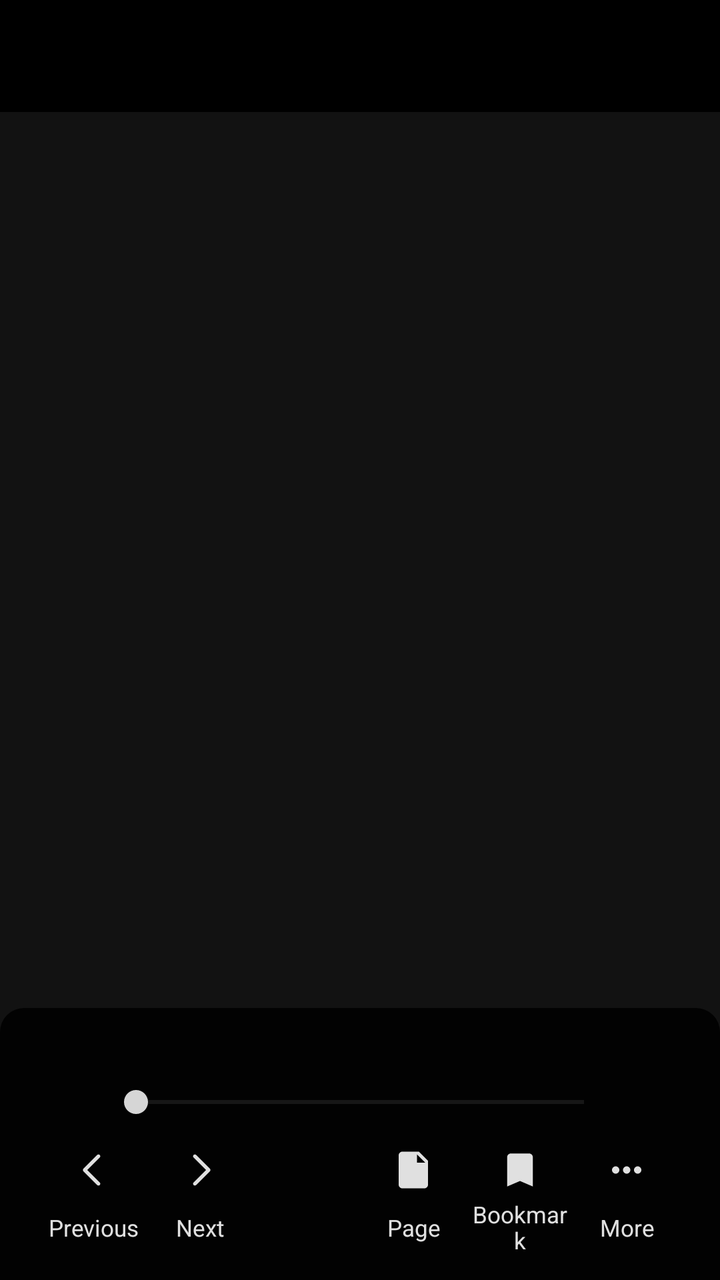
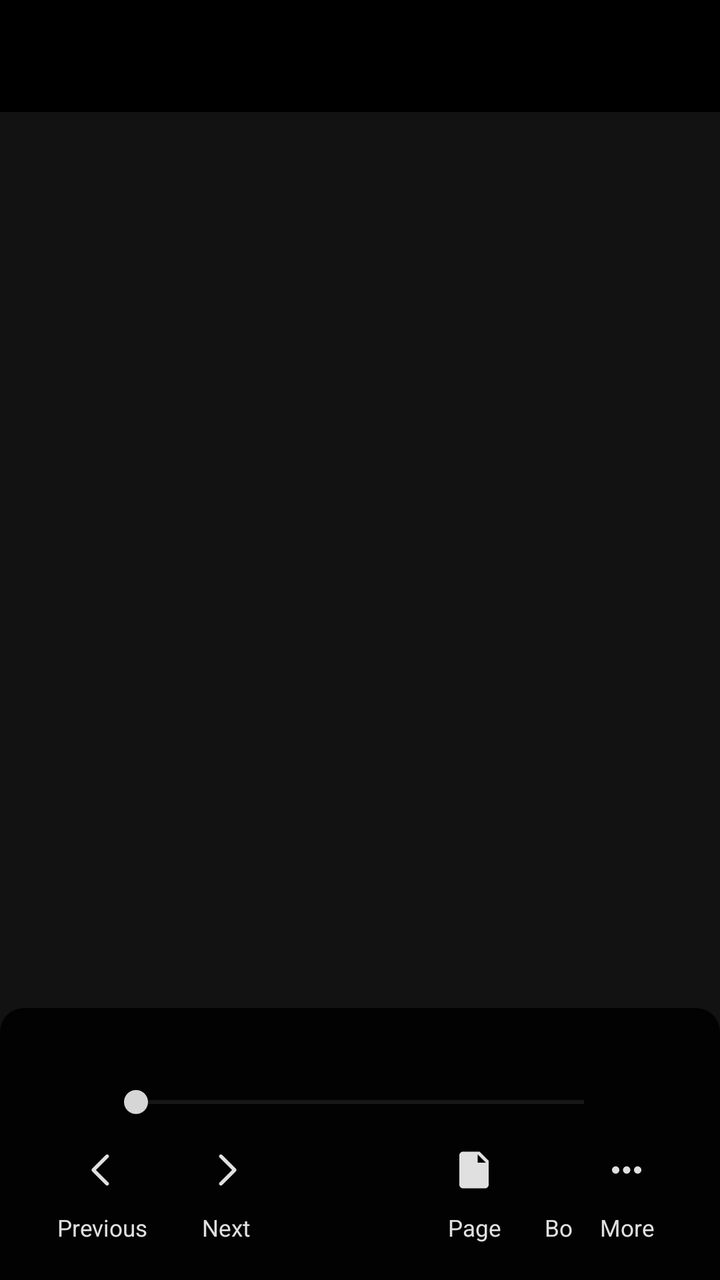

Compare the two renders of this Android layout. The source of the first and the diff that turns it into the second are given below.
<!-- AndroidManifest.xml: application theme Theme.TextViewReader -->
<!-- res/layout/activity_pdf_reader.xml -->
<?xml version="1.0" encoding="utf-8"?>
<FrameLayout xmlns:android="http://schemas.android.com/apk/res/android"
    xmlns:app="http://schemas.android.com/apk/res-auto"
    android:id="@+id/pdf_root"
    android:layout_width="match_parent"
    android:layout_height="match_parent"
    android:background="#121212">

    <LinearLayout
        android:id="@+id/pdf_content_column"
        android:layout_width="match_parent"
        android:layout_height="match_parent"
        android:background="#121212"
        android:orientation="vertical">

    <com.google.android.material.appbar.AppBarLayout
        android:id="@+id/pdf_appbar"
        android:layout_width="match_parent"
        android:layout_height="wrap_content"
        android:background="#000000">

        <androidx.appcompat.widget.Toolbar
            android:id="@+id/toolbar"
            android:layout_width="match_parent"
            android:layout_height="?attr/actionBarSize"
            android:background="#000000"
            app:titleTextColor="#FFFFFFFF" />

        <com.readwide.manager.ui.PageCounterTextView
            android:id="@+id/pdf_top_page_status"
            android:layout_width="match_parent"
            android:layout_height="wrap_content"
            android:background="#121212"
            android:gravity="center"
            android:minHeight="32dp"
            android:paddingTop="0dp"
            android:paddingBottom="0dp"
            android:textColor="#E0E0E0"
            android:textSize="12sp"
            android:textStyle="bold"
            android:visibility="gone" />

    </com.google.android.material.appbar.AppBarLayout>

    <FrameLayout
        android:id="@+id/pdf_viewport"
        android:layout_width="match_parent"
        android:layout_height="0dp"
        android:layout_weight="1"
        android:background="#121212">

        <HorizontalScrollView
            android:id="@+id/pdf_h_scroll"
            android:layout_width="match_parent"
            android:layout_height="match_parent"
            android:fillViewport="true">

            <ScrollView
                android:id="@+id/pdf_v_scroll"
                android:layout_width="wrap_content"
                android:layout_height="match_parent"
                android:fillViewport="true">

                <ImageView
                    android:id="@+id/pdf_page_image"
                    android:layout_width="wrap_content"
                    android:layout_height="wrap_content"
                    android:layout_gravity="center_horizontal"
                    android:adjustViewBounds="true"
                    android:background="#FFFFFFFF"
                    android:contentDescription="@string/pdf_page"
                    android:padding="0dp" />

            </ScrollView>
        </HorizontalScrollView>

        <androidx.recyclerview.widget.RecyclerView
            android:id="@+id/pdf_continuous_list"
            android:layout_width="match_parent"
            android:layout_height="match_parent"
            android:clipToPadding="false"
            android:paddingTop="8dp"
            android:paddingBottom="8dp"
            android:visibility="gone" />

        <ProgressBar
            android:id="@+id/pdf_progress"
            android:layout_width="48dp"
            android:layout_height="48dp"
            android:layout_gravity="center"
            android:background="@android:color/transparent"
            android:indeterminate="true" />

    </FrameLayout>

    <View
        android:id="@+id/pdf_nav_bar_spacer"
        android:layout_width="match_parent"
        android:layout_height="0dp"
        android:background="#121212"
        android:visibility="gone" />

    </LinearLayout>

    <LinearLayout
        android:id="@+id/pdf_bottom_bar"
        android:layout_width="match_parent"
        android:layout_height="wrap_content"
        android:layout_gravity="bottom"
        android:background="@drawable/reader_bottom_chrome_rounded_default"
        android:elevation="12dp"
        android:orientation="vertical"
        android:paddingStart="20dp"
        android:paddingTop="8dp"
        android:paddingEnd="20dp"
        android:paddingBottom="6dp">

        <TextView
            android:id="@+id/pdf_page_status"
            android:layout_width="match_parent"
            android:layout_height="22dp"
            android:translationY="4dp"
            android:gravity="center"
            android:includeFontPadding="false"
            android:paddingStart="24dp"
            android:paddingEnd="24dp"
            android:textColor="#E0E0E0"
            android:textSize="12sp"
            android:textStyle="bold" />

        <SeekBar
            android:id="@+id/pdf_page_seek_bar"
            android:layout_width="match_parent"
            android:layout_height="34dp"
            android:layout_gravity="center_horizontal"
            android:maxHeight="4dp"
            android:minHeight="4dp"
            android:paddingStart="48dp"
            android:paddingEnd="48dp"
            android:splitTrack="false"
            android:progressBackgroundTint="#555555"
            android:progressTint="#9E9E9E"
            android:thumbTint="#D6D6D6" />

        <LinearLayout
            android:layout_width="match_parent"
            android:layout_height="66dp"
            android:baselineAligned="false"
            android:gravity="center"
            android:orientation="horizontal">

            <TextView
                android:id="@+id/pdf_prev"
                style="@style/ReaderBottomButton"
                android:drawableTop="@drawable/ic_bottom_arrow_left"
                android:text="@string/previous_page" />

            <TextView
                android:id="@+id/pdf_next"
                style="@style/ReaderBottomButton"
                android:drawableTop="@drawable/ic_bottom_arrow_right"
                android:text="@string/next_page" />

            <TextView
                android:id="@+id/pdf_slide_toggle"
                style="@style/ReaderBottomButton"
                android:text="" />

            <TextView
                android:id="@+id/pdf_page"
                style="@style/ReaderBottomButton"
                android:drawableTop="@drawable/ic_bottom_page"
                android:text="@string/bottom_page" />

            <TextView
                android:id="@+id/pdf_bookmark"
                style="@style/ReaderBottomButton"
                android:drawableTop="@drawable/ic_bottom_bookmark"
                android:text="@string/bookmark" />

            <TextView
                android:id="@+id/pdf_zoom_more"
                style="@style/ReaderBottomButton"
                android:drawableTop="@drawable/ic_bottom_more_horiz"
                android:text="@string/more" />

        </LinearLayout>
    </LinearLayout>

</FrameLayout>
<!-- resources referenced by this layout -->
<resources>
  <string name="bookmark">Bookmark</string>
  <string name="bottom_page">Page</string>
  <string name="more">More</string>
  <string name="next_page">Next</string>
  <string name="pdf_page">PDF page</string>
  <string name="previous_page">Previous</string>
  <color name="md_theme_light_primary">#202124</color>
  <color name="md_theme_light_onPrimary">#FFFFFF</color>
  <color name="md_theme_light_primaryContainer">#E8EAED</color>
  <color name="md_theme_light_surface">#FFFFFF</color>
  <color name="md_theme_light_onSurface">#202124</color>
  <color name="md_theme_light_surfaceVariant">#F1F3F4</color>
  <color name="md_theme_light_onSurfaceVariant">#5F6368</color>
  <color name="md_theme_light_outline">#8A9099</color>
  <!-- drawable text_select_handle_left (drawable) -->
  <?xml version="1.0" encoding="utf-8"?>
  <vector xmlns:android="http://schemas.android.com/apk/res/android"
      android:width="22dp"
      android:height="34dp"
      android:viewportWidth="22"
      android:viewportHeight="34">
      <path
          android:fillColor="#262626"
          android:pathData="M18,0 L6,12 L6,27 Q6,31 9,31 L15,31 Q18,31 18,28 Z" />
  </vector>
  <!-- drawable text_select_handle_right (drawable) -->
  <?xml version="1.0" encoding="utf-8"?>
  <vector xmlns:android="http://schemas.android.com/apk/res/android"
      android:width="22dp"
      android:height="34dp"
      android:viewportWidth="22"
      android:viewportHeight="34">
      <path
          android:fillColor="#262626"
          android:pathData="M4,0 L16,12 L16,27 Q16,31 13,31 L7,31 Q4,31 4,28 Z" />
  </vector>
  <!-- drawable selection_action_mode_bubble (drawable) -->
  <?xml version="1.0" encoding="utf-8"?>
  <shape xmlns:android="http://schemas.android.com/apk/res/android"
      android:shape="rectangle">
      <solid android:color="#1F1F1F" />
      <corners android:radius="22dp" />
  </shape>
  <!-- unchanged entries left out for length: 9 -->
</resources>

<!-- the commit's change to res/layout/activity_pdf_reader.xml (unified diff, before → after) -->
@@ -65,14 +65,19 @@
                     android:id="@+id/pdf_page_image"
                     android:layout_width="wrap_content"
                     android:layout_height="wrap_content"
-                    android:layout_gravity="center_horizontal"
+                    android:layout_gravity="center_horizontal|top"
                     android:adjustViewBounds="true"
-                    android:background="#FFFFFFFF"
                     android:contentDescription="@string/pdf_page"
                     android:padding="0dp" />
 
             </ScrollView>
         </HorizontalScrollView>
+
+        <com.readwide.manager.PdfPageView
+            android:id="@+id/pdf_page_matrix_view"
+            android:layout_width="match_parent"
+            android:layout_height="match_parent"
+            android:visibility="gone" />
 
         <androidx.recyclerview.widget.RecyclerView
             android:id="@+id/pdf_continuous_list"
@@ -149,38 +154,85 @@
             android:gravity="center"
             android:orientation="horizontal">
 
-            <TextView
-                android:id="@+id/pdf_prev"
-                style="@style/ReaderBottomButton"
-                android:drawableTop="@drawable/ic_bottom_arrow_left"
-                android:text="@string/previous_page" />
-
-            <TextView
-                android:id="@+id/pdf_next"
-                style="@style/ReaderBottomButton"
-                android:drawableTop="@drawable/ic_bottom_arrow_right"
-                android:text="@string/next_page" />
-
-            <TextView
-                android:id="@+id/pdf_slide_toggle"
-                style="@style/ReaderBottomButton"
-                android:text="" />
-
-            <TextView
-                android:id="@+id/pdf_page"
-                style="@style/ReaderBottomButton"
-                android:drawableTop="@drawable/ic_bottom_page"
-                android:text="@string/bottom_page" />
-
-            <TextView
-                android:id="@+id/pdf_bookmark"
-                style="@style/ReaderBottomButton"
-                android:drawableTop="@drawable/ic_bottom_bookmark"
-                android:text="@string/bookmark" />
+            <HorizontalScrollView
+                android:id="@+id/pdf_toolbar_action_scroll"
+                android:layout_width="0dp"
+                android:layout_height="match_parent"
+                android:layout_weight="5"
+                android:fillViewport="false"
+                android:overScrollMode="never"
+                android:scrollbars="none">
+
+                <LinearLayout
+                    android:id="@+id/pdf_bottom_actions"
+                    android:layout_width="wrap_content"
+                    android:layout_height="match_parent"
+                    android:baselineAligned="false"
+                    android:gravity="center_vertical"
+                    android:orientation="horizontal">
+
+                    <TextView
+                        android:id="@+id/pdf_prev"
+                        style="@style/ReaderBottomButton"
+                        android:layout_width="62dp"
+                        android:layout_weight="0"
+                        android:drawableTop="@drawable/ic_bottom_arrow_left"
+                        android:text="@string/previous_page" />
+
+                    <TextView
+                        android:id="@+id/pdf_next"
+                        style="@style/ReaderBottomButton"
+                        android:layout_width="62dp"
+                        android:layout_weight="0"
+                        android:drawableTop="@drawable/ic_bottom_arrow_right"
+                        android:text="@string/next_page" />
+
+                    <TextView
+                        android:id="@+id/pdf_slide_toggle"
+                        style="@style/ReaderBottomButton"
+                        android:layout_width="62dp"
+                        android:layout_weight="0"
+                        android:text="" />
+
+                    <TextView
+                        android:id="@+id/pdf_page"
+                        style="@style/ReaderBottomButton"
+                        android:layout_width="62dp"
+                        android:layout_weight="0"
+                        android:drawableTop="@drawable/ic_bottom_page"
+                        android:text="@string/bottom_page" />
+
+                    <TextView
+                        android:id="@+id/pdf_bookmark"
+                        style="@style/ReaderBottomButton"
+                        android:layout_width="62dp"
+                        android:layout_weight="0"
+                        android:drawableTop="@drawable/ic_bottom_bookmark"
+                        android:text="@string/bookmark" />
+
+                    <TextView
+                        android:id="@+id/pdf_screen_rotation"
+                        style="@style/ReaderBottomButton"
+                        android:layout_width="62dp"
+                        android:layout_weight="0"
+                        android:drawableTop="@drawable/ic_bottom_screen_rotation"
+                        android:text="@string/screen_orientation_rotate" />
+
+                    <TextView
+                        android:id="@+id/pdf_settings"
+                        style="@style/ReaderBottomButton"
+                        android:layout_width="62dp"
+                        android:layout_weight="0"
+                        android:drawableTop="@drawable/ic_bottom_settings"
+                        android:text="@string/settings" />
+                </LinearLayout>
+            </HorizontalScrollView>
 
             <TextView
                 android:id="@+id/pdf_zoom_more"
                 style="@style/ReaderBottomButton"
+                android:layout_width="0dp"
+                android:layout_weight="1"
                 android:drawableTop="@drawable/ic_bottom_more_horiz"
                 android:text="@string/more" />
 
<!-- resource entries referenced after the edit -->
@@ -1,11 +1,44 @@
 <!-- resources referenced by this layout -->
 <resources>
+  <!-- drawable ic_bottom_screen_rotation (drawable) -->
+  <?xml version="1.0" encoding="utf-8"?>
+  <vector xmlns:android="http://schemas.android.com/apk/res/android"
+      android:width="22dp"
+      android:height="22dp"
+      android:viewportWidth="24"
+      android:viewportHeight="24">
+      <path
+          android:fillColor="#00000000"
+          android:strokeColor="#E0E0E0"
+          android:strokeWidth="2.1"
+          android:strokeLineJoin="round"
+          android:pathData="M3.4,7H20.6V17H3.4Z" />
+      <path
+          android:fillColor="#E0E0E0"
+          android:pathData="M9,18H15V19.6H9Z" />
+      <path
+          android:fillColor="#E0E0E0"
+          android:pathData="M11.2,16.7H12.8V18.6H11.2Z" />
+  </vector>
+  <!-- drawable ic_bottom_settings (drawable) -->
+  <?xml version="1.0" encoding="utf-8"?>
+  <vector xmlns:android="http://schemas.android.com/apk/res/android"
+      android:width="22dp"
+      android:height="22dp"
+      android:viewportWidth="24"
+      android:viewportHeight="24">
+      <path
+          android:fillColor="#E0E0E0"
+          android:pathData="M19.43,12.98c0.04,-0.32 0.07,-0.65 0.07,-0.98s-0.02,-0.66 -0.07,-0.98l2.11,-1.65c0.19,-0.15 0.24,-0.42 0.12,-0.64l-2,-3.46c-0.12,-0.22 -0.37,-0.31 -0.6,-0.22l-2.49,1c-0.52,-0.4 -1.08,-0.73 -1.69,-0.98L14.5,2.42C14.47,2.18 14.25,2 14,2h-4c-0.25,0 -0.46,0.18 -0.5,0.42L9.12,5.07c-0.61,0.25 -1.17,0.59 -1.69,0.98l-2.49,-1c-0.23,-0.08 -0.48,0 -0.6,0.22l-2,3.46c-0.13,0.22 -0.07,0.49 0.12,0.64l2.11,1.65c-0.04,0.32 -0.08,0.65 -0.08,0.98s0.03,0.66 0.08,0.98l-2.11,1.65c-0.19,0.15 -0.24,0.42 -0.12,0.64l2,3.46c0.12,0.22 0.37,0.31 0.6,0.22l2.49,-1c0.52,0.4 1.08,0.73 1.69,0.98l0.38,2.65c0.04,0.24 0.25,0.42 0.5,0.42h4c0.25,0 0.47,-0.18 0.5,-0.42l0.38,-2.65c0.61,-0.25 1.17,-0.58 1.69,-0.98l2.49,1c0.23,0.08 0.48,0 0.6,-0.22l2,-3.46c0.12,-0.22 0.07,-0.49 -0.12,-0.64l-2.11,-1.65zM12,15.5A3.5,3.5 0,1 1,12,8a3.5,3.5 0,0 1,0,7.5z" />
+  </vector>
   <string name="bookmark">Bookmark</string>
   <string name="bottom_page">Page</string>
   <string name="more">More</string>
   <string name="next_page">Next</string>
   <string name="pdf_page">PDF page</string>
   <string name="previous_page">Previous</string>
+  <string name="screen_orientation_rotate">Rotate screen</string>
+  <string name="settings">Settings</string>
   <color name="md_theme_light_primary">#202124</color>
   <color name="md_theme_light_onPrimary">#FFFFFF</color>
   <color name="md_theme_light_primaryContainer">#E8EAED</color>
